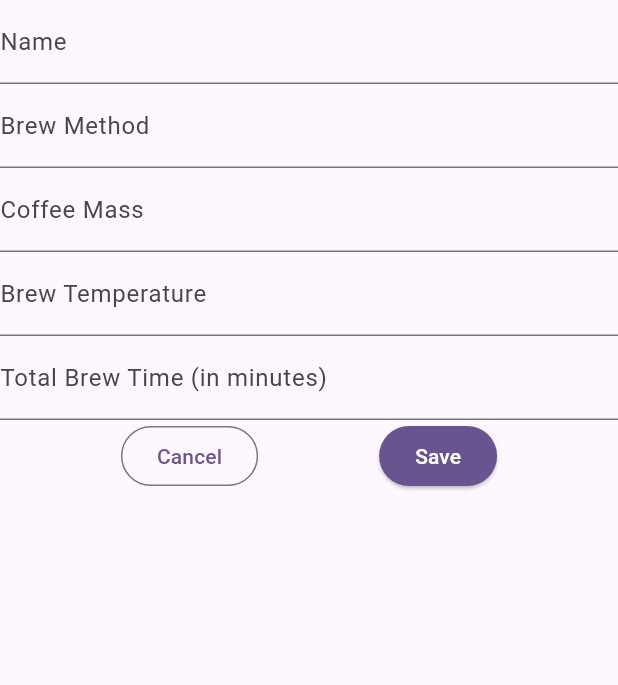
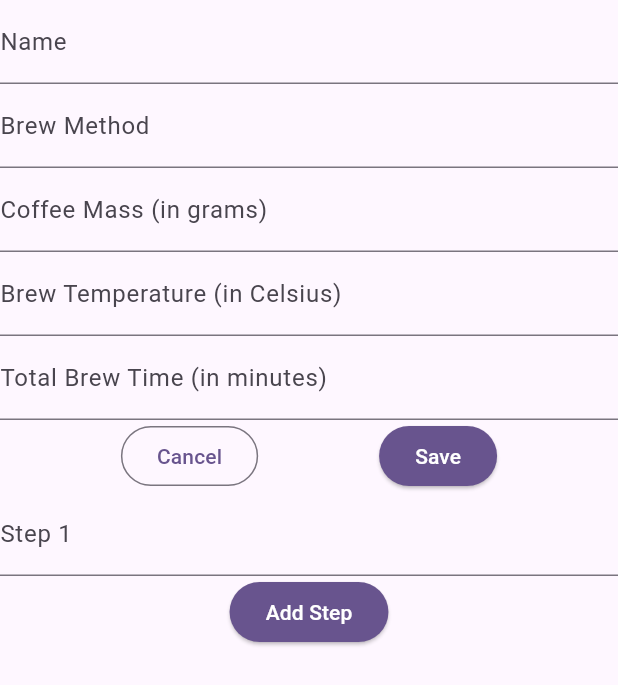
Before and after one commit to InspectorSpuds/BrewHelpyApp, a Flutter app: the NewRecipeForm widget shown alone on an empty page, opened directly, on a phone screen of 412 x 824 dp. Shown: the top 685 px of the screen. Run offline on Flutter 3.47's test engine with Material 3 defaults, Android fonts, the light colour scheme and no system bars.

Commit message:
added steps field for instructions, added unit test

```diff
--- a/lib/main.dart
+++ b/lib/main.dart
@@ -80,10 +80,10 @@ class _MyHomePageState extends State<MyHomePage> {
       ),
       floatingActionButton: FloatingActionButton(
         onPressed: _showNewRecipeForm,
-        child: const Column(
+        child: const Row(
+          mainAxisAlignment: MainAxisAlignment.center,
           children: [
             Icon(Icons.add),
-            Text('Recipe'),
           ],
         )
       ),
--- a/lib/new_recipe_form.dart
+++ b/lib/new_recipe_form.dart
@@ -16,6 +16,7 @@ class _NewRecipeFormState extends State<NewRecipeForm> {
   final _coffeeMassController = TextEditingController();
   final _brewTempController = TextEditingController();
   final _totalTimeController = TextEditingController();
+  final _stepsControllers = <TextEditingController>[TextEditingController()];
 
 
   @override
@@ -26,18 +27,29 @@ class _NewRecipeFormState extends State<NewRecipeForm> {
     _coffeeMassController.dispose();
     _brewTempController.dispose();
     _totalTimeController.dispose();
+    for(final controller in _stepsControllers){
+      controller.dispose();
+    }
+  }
+
+  void _addStep(){
+    setState(() {
+      _stepsControllers.add(TextEditingController());
+    });
   }
 
 
   void _onSave() {
     if(_formKey.currentState?.validate() ?? false) {
+      final List<String> steps = _stepsControllers.map((controller) => controller.text).toList();
+
       final newRecipe = Recipe(
         name: _nameController.text,
         brewMethod: _brewMethodController.text,
         coffeeMass: int.parse(_coffeeMassController.text),
         brewTemp: int.parse(_brewTempController.text),
         totalTime: int.parse(_totalTimeController.text),
-
+        steps: steps,
       );
 
       // need to add to database from here
@@ -57,12 +69,36 @@ class _NewRecipeFormState extends State<NewRecipeForm> {
         child: SingleChildScrollView(
             child: Column(
               children: [
-                _NameField(_nameController),
-                _QuantityField(_brewMethodController, 'Brew Method'),
-                _QuantityField(_coffeeMassController, 'Coffee Mass'),
-                _QuantityField(_brewTempController, 'Brew Temperature'),
+                _NameField(_nameController, 'Name'),
+                _NameField(_brewMethodController, 'Brew Method'),
+                _QuantityField(_coffeeMassController, 'Coffee Mass (in grams)'),
+                _QuantityField(_brewTempController, 'Brew Temperature (in Celsius)'),
                 _QuantityField(_totalTimeController, 'Total Brew Time (in minutes)'),
                 _ActionButtons(_onSave),
+                ..._stepsControllers.map((controller){
+                  int index = _stepsControllers.indexOf(controller);
+                  return TextFormField(
+                    key: Key('Step ${index + 1}'),
+                    decoration: InputDecoration(
+                      labelText: 'Step ${index + 1}',
+                    ),
+                    controller: controller,
+                    validator: (value) {
+                      if(value == null || value.trim().isEmpty){
+                        return 'Step cannot be empty.';
+                      }
+                      return null;
+                    },
+                  );
+                }
+                ),
+                ElevatedButton(
+                  onPressed: _addStep,
+                  style: ElevatedButton.styleFrom(
+                    backgroundColor: Theme.of(context).colorScheme.primary,
+                    foregroundColor: Theme.of(context).colorScheme.onPrimary,),
+                  child: const Text('Add Step'),
+                )
               ],
             )
         )
@@ -72,13 +108,15 @@ class _NewRecipeFormState extends State<NewRecipeForm> {
 
 class _NameField extends StatelessWidget {
   final TextEditingController nameController;
-  const _NameField(this.nameController);
+  const _NameField(this.nameController, this.label);
+  final String label;
 
   @override
   Widget build(BuildContext context) {
     return TextFormField(
-      decoration: const InputDecoration(
-          labelText: 'Name'
+      key: Key(label),
+      decoration:InputDecoration(
+          labelText: label
       ),
       controller: nameController,
       validator: (value) {
@@ -101,6 +139,7 @@ class _QuantityField extends StatelessWidget {
   @override
   Widget build(BuildContext context) {
     return TextFormField(
+      key: Key(label),
       decoration: InputDecoration(
           labelText: label
       ),
@@ -128,6 +167,7 @@ class _ActionButtons extends StatelessWidget {
   final void Function() onSave;
   const _ActionButtons(this.onSave);
 
+
   @override
   Widget build(BuildContext context) {
     return Row(
--- a/lib/recipe.dart
+++ b/lib/recipe.dart
@@ -4,6 +4,7 @@ class Recipe {
   final int coffeeMass;
   final int brewTemp;
   final int totalTime;
+  final List<String> steps;
 
   Recipe ({
     required this.name,
@@ -11,5 +12,6 @@ class Recipe {
     required this.coffeeMass,
     required this.brewTemp,
     required this.totalTime,
+    required this.steps,
   });
 }
--- a/pubspec.yaml
+++ b/pubspec.yaml
@@ -35,6 +35,7 @@ dependencies:
   # The following adds the Cupertino Icons font to your application.
   # Use with the CupertinoIcons class for iOS style icons.
   cupertino_icons: ^1.0.6
+  full_coverage: ^1.0.0
 
 dev_dependencies:
   flutter_test:
```
Also changed, not shown: pubspec.lock, 1 other file.
